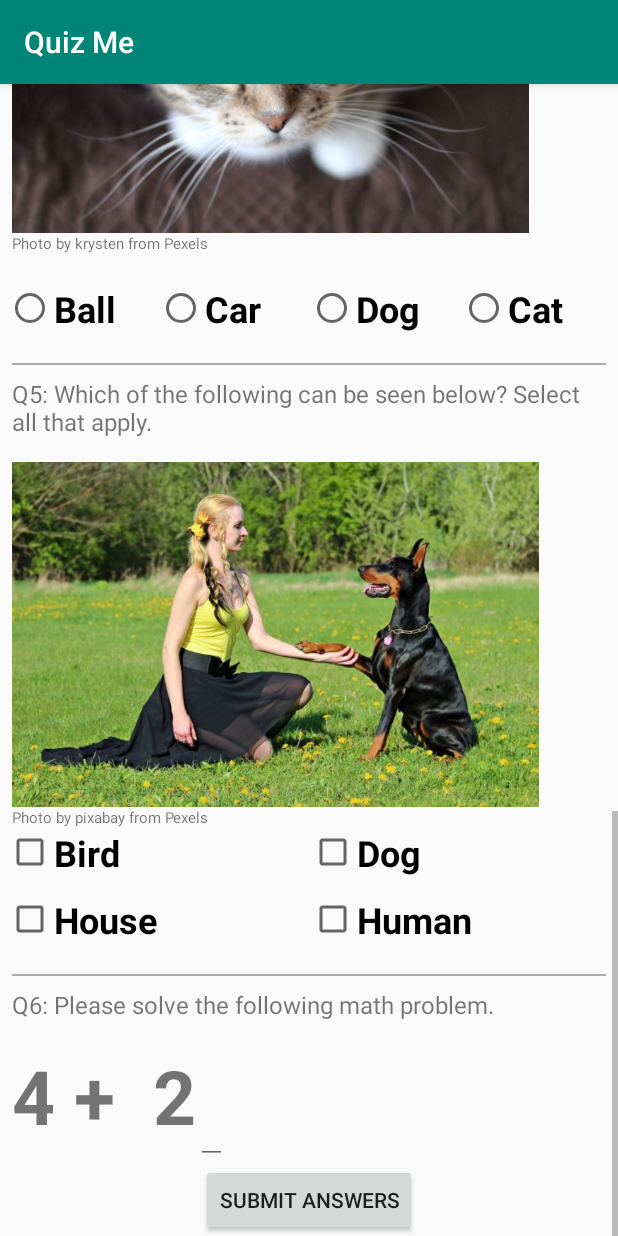
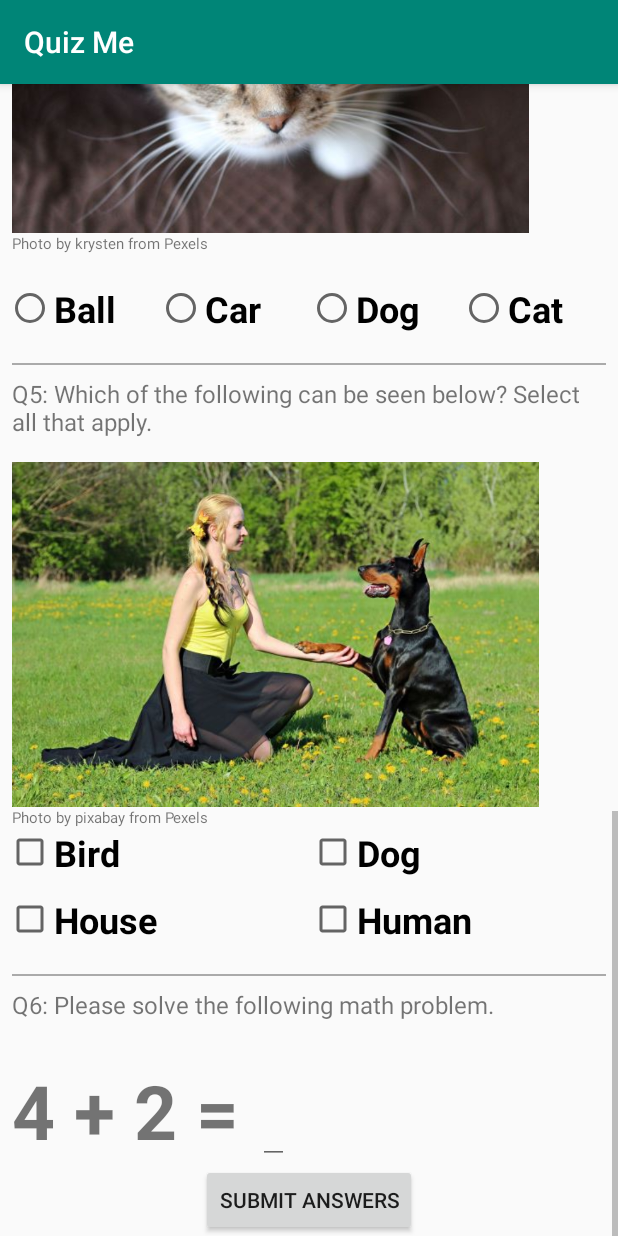
Before and after one commit to ehmarquez/Quizme, an Android app: the screen it shows after launch (MainActivity), scrolled down 1314 dp, on a phone screen of 412 x 824 dp. Run offline under Robolectric (Android 15) with nearby library versions, the phone set to English and light mode, and no system bars.

```diff
--- a/app/src/main/res/layout/activity_main.xml
+++ b/app/src/main/res/layout/activity_main.xml
@@ -39,8 +39,8 @@
             android:text="@string/tennis_ball_photo_caption" />
 
         <RadioGroup
+            android:id="@+id/q1_radio_group"
             style="@style/RadioGroupAnswers"
-            android:id="@+id/q1_radio_group"
             android:layout_width="match_parent"
             android:layout_height="wrap_content">
 
@@ -102,6 +102,7 @@
             android:text="@string/dog_photo_caption" />
 
         <RadioGroup
+            android:id="@+id/q2_radio_group"
             style="@style/RadioGroupAnswers"
             android:layout_width="match_parent"
             android:layout_height="wrap_content">
@@ -164,6 +165,7 @@
             android:text="@string/blue_car_photo_caption" />
 
         <RadioGroup
+            android:id="@+id/q3_radio_group"
             style="@style/RadioGroupAnswers"
             android:layout_width="match_parent"
             android:layout_height="wrap_content">
@@ -226,6 +228,7 @@
             android:text="@string/cat_photo_caption" />
 
         <RadioGroup
+            android:id="@+id/q4_radio_group"
             style="@style/RadioGroupAnswers"
             android:layout_width="match_parent"
             android:layout_height="wrap_content">
@@ -357,7 +360,6 @@
                 style="@style/AnswersText"
                 android:layout_width="wrap_content"
                 android:layout_height="wrap_content"
-                android:text="2"
                 android:textSize="50sp" />
 
             <TextView
@@ -373,23 +375,24 @@
                 style="@style/AnswersText"
                 android:layout_width="wrap_content"
                 android:layout_height="wrap_content"
-                android:text="4 = "
                 android:textSize="50sp" />
 
             <EditText
+                android:id="@+id/q6_answer"
                 android:layout_width="wrap_content"
                 android:layout_height="match_parent"
                 android:imeOptions="actionDone"
-                android:inputType="number" />
+                android:inputType="number"
+                android:textSize="50sp" />
 
         </LinearLayout>
 
         <Button
             android:layout_width="wrap_content"
+            android:layout_height="wrap_content"
+            android:layout_gravity="center"
             android:onClick="checkAnswers"
-            android:text="Submit Answers"
-            android:layout_gravity="center"
-            android:layout_height="wrap_content" />
+            android:text="Submit Answers" />
 
     </LinearLayout>
 
```
Also changed, not shown: app/src/main/java/com/example/alvin/quizme/MainActivity.java (+86 -26 lines).
